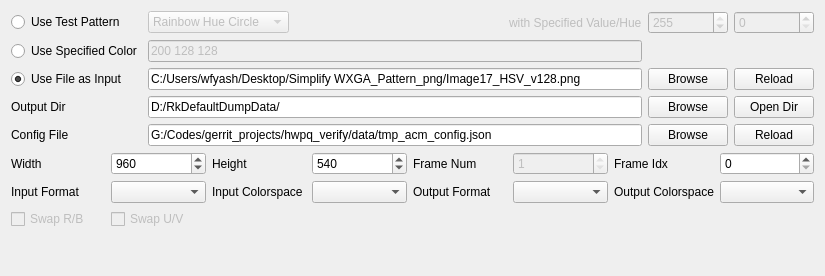
Before: the Qt Designer form script/verify_tool_app/ui/io_ui.ui in FaiScofield/hwpq_verify, drawn with Qt 5.
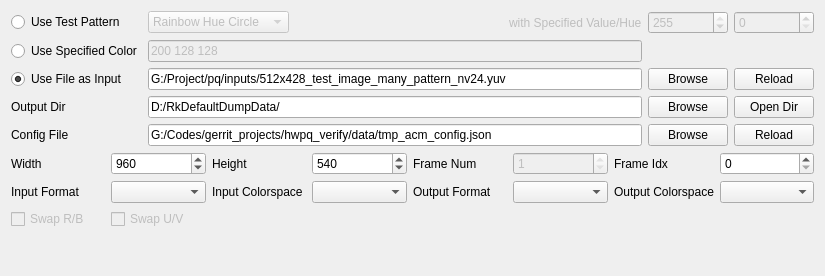
After: the same form once the commit is applied.

Commit message: feat: 更新文档和UI以支持新版本功能，修正参数设置和界面布局

Diff of the .ui file:
```diff
--- a/script/verify_tool_app/ui/io_ui.ui
+++ b/script/verify_tool_app/ui/io_ui.ui
@@ -112,7 +112,7 @@
         <string>输入图像文件路径</string>
        </property>
        <property name="text">
-        <string>C:/Users/wfyash/Desktop/Simplify WXGA_Pattern_png/Image17_HSV_v128.png</string>
+        <string>G:/Project/pq/inputs/512x428_test_image_many_pattern_nv24.yuv</string>
        </property>
       </widget>
      </item>
```
The commit also changes 5 other files.
